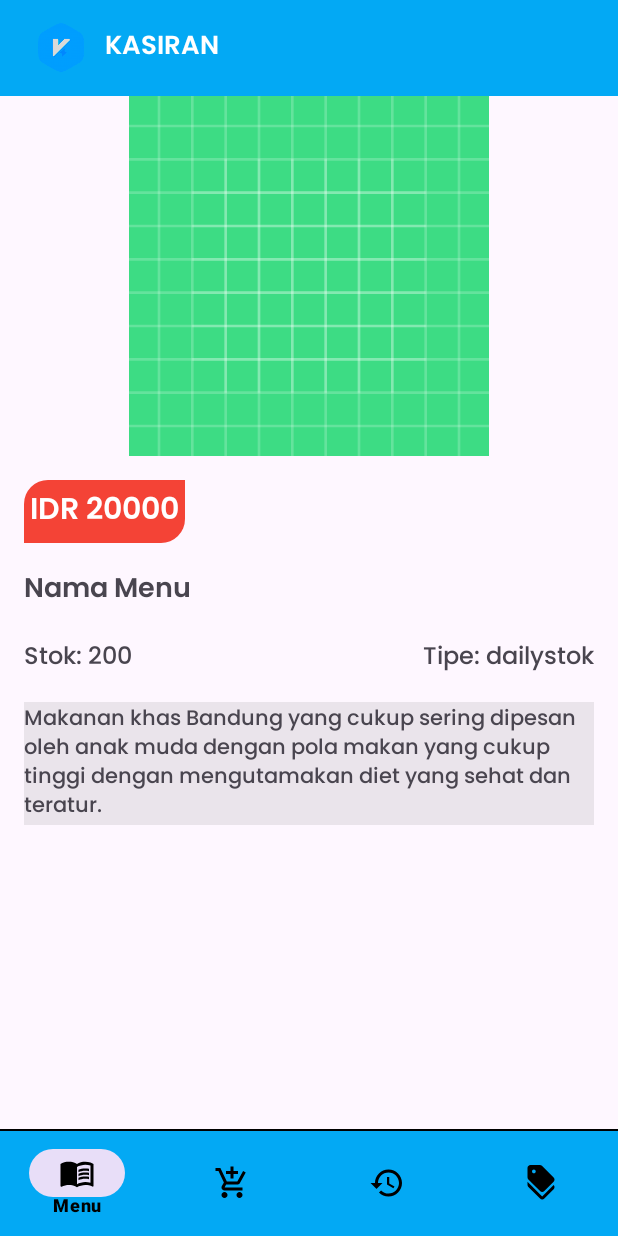
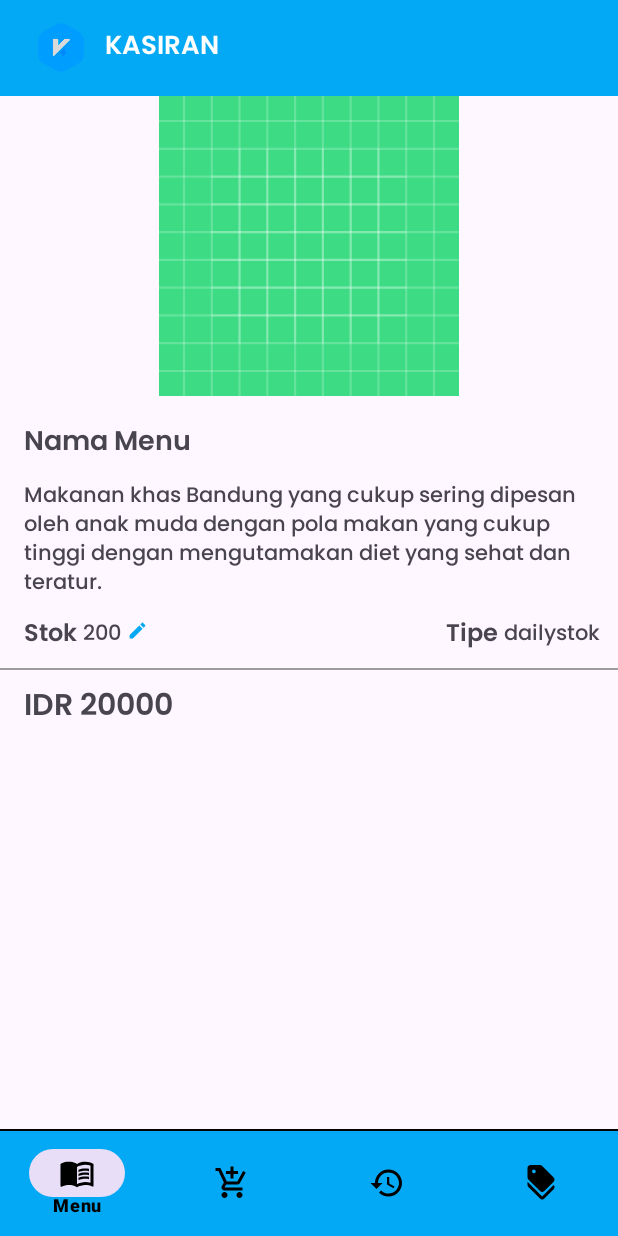
Before and after one commit to zaidazzam/Kasiran-App-, an Android app: the MenuDetailFragment screen opened through its navigation route, on a phone screen of 412 x 824 dp. Run offline under Robolectric (Android 15) with nearby library versions, the phone set to English and light mode, and no system bars; our stand-ins replace CircleImageView, navigation-ui; pictures from the network do not load; Roboto replaces fonts that are not available here.

Commit message:
chore: update detail menu and edit menu

```diff
--- a/app/src/main/res/drawable/ic_baseline_edit_24.xml
+++ b/app/src/main/res/drawable/baseline_edit_12.xml
@@ -1,5 +1,5 @@
-<vector android:height="24dp" android:tint="@color/white"
+<vector android:height="14dp" android:tint="@color/utama"
     android:viewportHeight="24" android:viewportWidth="24"
-    android:width="24dp" xmlns:android="http://schemas.android.com/apk/res/android">
+    android:width="14dp" xmlns:android="http://schemas.android.com/apk/res/android">
     <path android:fillColor="@android:color/white" android:pathData="M3,17.25V21h3.75L17.81,9.94l-3.75,-3.75L3,17.25zM20.71,7.04c0.39,-0.39 0.39,-1.02 0,-1.41l-2.34,-2.34c-0.39,-0.39 -1.02,-0.39 -1.41,0l-1.83,1.83 3.75,3.75 1.83,-1.83z"/>
 </vector>
--- a/app/src/main/res/layout/fragment_menu_add.xml
+++ b/app/src/main/res/layout/fragment_menu_add.xml
@@ -8,7 +8,6 @@
     android:fillViewport="true"
     android:orientation="vertical"
     tools:context=".MenuAddFragment">
-
     <ScrollView
         android:layout_width="match_parent"
         android:layout_height="wrap_content">
@@ -77,7 +76,6 @@
                 android:text="@string/stok" />
 
             <EditText
-
                 android:id="@+id/edt_stok"
                 android:layout_width="match_parent"
                 android:layout_height="wrap_content"
@@ -87,6 +85,7 @@
                 android:textColor="@color/black"
                 android:padding="10dp"
                 android:inputType="number"/>
+
             <TextView
                 android:fontFamily="@font/poppins"
                 android:layout_width="match_parent"
@@ -103,8 +102,8 @@
                 android:textColor="@color/black"
                 android:background="@drawable/shape_rectangle_outline_8_020202"
                 android:hint="@string/masukan_tipe"
+                android:padding="10dp" />
 
-                android:padding="10dp" />
             <TextView
                 android:fontFamily="@font/poppins"
                 android:layout_width="match_parent"
@@ -123,6 +122,7 @@
                 android:hint="@string/masukan_deksripsi"
                 android:padding="10dp"
                 android:inputType="text"/>
+
             <Button
                 android:id="@+id/btn_tambah"
                 android:layout_width="match_parent"
@@ -136,8 +136,7 @@
                 android:textStyle="bold"
                 android:textAllCaps="false"
                 android:textColor="@color/black" />
+
         </LinearLayout>
     </ScrollView>
-
-
 </androidx.core.widget.NestedScrollView>
--- a/app/src/main/res/layout/fragment_menu_detail.xml
+++ b/app/src/main/res/layout/fragment_menu_detail.xml
@@ -13,97 +13,137 @@
             android:layout_width="match_parent"
             android:layout_height="wrap_content">
 
+            <!--            Nama Menu-->
             <ImageView
                 android:id="@+id/img_product_detail"
                 android:layout_width="match_parent"
-                android:layout_height="240dp"
-                android:src="@drawable/ic_launcher_background"
-                android:scaleType="fitCenter"/>
+                android:layout_height="200dp"
+                android:scaleType="fitCenter"
+                android:src="@drawable/ic_launcher_background" />
+
+            <TextView
+                android:id="@+id/name_product_detail"
+                android:layout_width="match_parent"
+                android:layout_height="wrap_content"
+                android:layout_below="@+id/img_product_detail"
+                android:layout_marginStart="16dp"
+                android:layout_marginTop="16dp"
+                android:layout_marginEnd="16dp"
+                android:fontFamily="@font/poppins_semibold"
+                android:text="@string/lengkapi_data_dibawah_ini"
+                android:textSize="18sp" />
+
+            <TextView
+                android:id="@+id/desc_product"
+                android:layout_width="match_parent"
+                android:layout_height="wrap_content"
+                android:layout_below="@id/name_product_detail"
+                android:layout_marginStart="16dp"
+                android:layout_marginTop="8dp"
+                android:layout_marginEnd="16dp"
+                android:layout_marginBottom="8dp"
+                android:fontFamily="@font/poppins_medium"
+                android:text="@string/deskripsi" />
+<!--Stok dan tipe-->
+            <TextView
+                android:id="@+id/tulisanstok"
+                android:layout_width="wrap_content"
+                android:layout_height="wrap_content"
+                android:text="@string/stok"
+                android:textSize="16sp"
+                android:layout_below="@id/desc_product"
+                android:fontFamily="@font/poppins_semibold"
+                android:layout_marginStart="16dp"/>
+
+            <TextView
+                android:id="@+id/stokmenu"
+                android:layout_width="wrap_content"
+                android:layout_height="wrap_content"
+                android:layout_below="@id/desc_product"
+                android:layout_marginStart="4dp"
+                android:layout_marginTop="2dp"
+                android:layout_toEndOf="@+id/tulisanstok"
+                android:fontFamily="@font/poppins_medium"
+                android:text="@string/stok_menu"
+                android:textSize="14sp" />
+
+            <ImageButton
+                android:id="@+id/add_stock"
+                android:layout_width="wrap_content"
+                android:layout_height="wrap_content"
+                android:layout_below="@+id/desc_product"
+                android:background="@android:color/transparent"
+                android:layout_marginStart="4dp"
+                android:layout_marginTop="4dp"
+                android:layout_toEndOf="@+id/stokmenu"
+                android:src="@drawable/baseline_edit_12" />
+
+            <TextView
+                android:id="@+id/menu_type"
+                android:layout_width="wrap_content"
+                android:layout_height="wrap_content"
+                android:layout_below="@id/desc_product"
+                android:layout_alignParentEnd="true"
+                android:layout_marginStart="4dp"
+                android:layout_marginTop="2dp"
+                android:layout_marginEnd="12dp"
+                android:fontFamily="@font/poppins_medium"
+                android:text="@string/stok_tersedia_8"
+                android:textSize="14sp" />
+
+            <TextView
+                android:id="@+id/tipe"
+                android:layout_width="wrap_content"
+                android:layout_height="wrap_content"
+                android:layout_below="@id/desc_product"
+                android:layout_marginStart="4dp"
+                android:layout_toStartOf="@+id/menu_type"
+                android:text="@string/tipe"
+                android:textSize="16sp"
+                android:fontFamily="@font/poppins_semibold"/>
+
+            <View
+                android:id="@+id/divider"
+                android:layout_width="match_parent"
+                android:layout_height="1dp"
+                android:layout_below="@id/tipe"
+                android:layout_marginTop="8dp"
+                android:background="@color/abu" />
 
             <TextView
                 android:id="@+id/price_product_detail"
                 android:layout_width="wrap_content"
                 android:layout_height="wrap_content"
                 android:text="@string/harga_menu"
-                android:background="@drawable/bg_shape"
                 android:textSize="20sp"
-                android:layout_below="@id/img_product_detail"
-                android:textColor="@color/white"
+                android:layout_below="@id/divider"
                 android:layout_marginStart="16dp"
-                android:layout_marginTop="16dp"
-                android:padding="4dp"
+                android:layout_marginTop="8dp"
                 android:fontFamily="@font/poppins_semibold" />
-
-            <TextView
-                android:id="@+id/name_product_detail"
-                android:layout_width="match_parent"
-                android:layout_height="wrap_content"
-                android:layout_below="@id/price_product_detail"
-                android:layout_marginStart="16dp"
-                android:layout_marginTop="16dp"
-                android:layout_marginEnd="16dp"
-                android:layout_marginBottom="16dp"
-                android:fontFamily="@font/poppins_semibold"
-                android:text="@string/lengkapi_data_dibawah_ini"
-                android:textSize="18sp" />
-
-            <TextView
-                android:id="@+id/tulisanstok"
-                android:layout_width="wrap_content"
-                android:layout_height="wrap_content"
-                android:text="Stok:"
-                android:textSize="16sp"
-                android:layout_below="@id/name_product_detail"
-                android:fontFamily="@font/poppins_medium"
-                android:layout_marginStart="16dp"/>
-
-            <TextView
-                android:id="@+id/stokmenu"
-                android:layout_width="wrap_content"
-                android:layout_height="wrap_content"
-                android:layout_below="@id/name_product_detail"
-                android:layout_marginStart="4dp"
-                android:layout_toEndOf="@+id/tulisanstok"
-                android:fontFamily="@font/poppins_medium"
-                android:text="@string/stok_menu"
-                android:textSize="16sp" />
-
-            <TextView
-                android:id="@+id/menu_type"
-                android:layout_width="wrap_content"
-                android:layout_height="wrap_content"
-                android:text="@string/stok_tersedia_8"
-                android:textSize="16sp"
-                android:layout_alignParentEnd="true"
-                android:layout_below="@id/name_product_detail"
-                android:fontFamily="@font/poppins_medium"
-                android:layout_marginStart="4dp"
-                android:layout_marginEnd="16dp"/>
-
-            <TextView
-                android:id="@+id/tipe"
-                android:layout_width="wrap_content"
-                android:layout_height="wrap_content"
-                android:layout_below="@id/name_product_detail"
-                android:layout_marginStart="4dp"
-                android:layout_toStartOf="@+id/menu_type"
-                android:fontFamily="@font/poppins_medium"
-                android:text="Tipe:"
-                android:textSize="16sp" />
-
-            <TextView
-                android:id="@+id/desc_product"
-                android:background="#14000000"
-                android:layout_width="match_parent"
-                android:layout_height="wrap_content"
-                android:layout_below="@id/menu_type"
-                android:layout_marginStart="16dp"
-                android:layout_marginTop="16dp"
-                android:layout_marginEnd="16dp"
-                android:layout_marginBottom="16dp"
-                android:fontFamily="@font/poppins_medium"
-                android:text="@string/deskripsi" />
-
         </RelativeLayout>
     </ScrollView>
+
+    <androidx.constraintlayout.widget.ConstraintLayout
+        android:layout_width="match_parent"
+        android:layout_height="match_parent">
+
+        <com.google.android.material.floatingactionbutton.FloatingActionButton
+            android:id="@+id/btn_tambah"
+            android:layout_width="wrap_content"
+            android:layout_height="wrap_content"
+            android:layout_alignParentEnd="true"
+            android:layout_alignParentBottom="true"
+            android:layout_gravity="bottom|end"
+            android:layout_marginEnd="12dp"
+            android:layout_marginBottom="50dp"
+            android:backgroundTint="@color/utama"
+            android:contentDescription="@string/add_item_description"
+            android:src="@drawable/baseline_edit_24"
+            android:tint="@color/white"
+            app:fabSize="mini"
+            app:layout_constraintBottom_toBottomOf="parent"
+            app:layout_constraintEnd_toEndOf="parent"/>
+    </androidx.constraintlayout.widget.ConstraintLayout>
+
+
 </RelativeLayout>
--- a/app/src/main/res/layout/fragment_menu_edit.xml
+++ b/app/src/main/res/layout/fragment_menu_edit.xml
@@ -110,7 +110,7 @@
                 android:layout_height="wrap_content"
                 android:layout_marginTop="16dp"
                 android:textColor="@color/black"
-                android:text="@string/deskripsi" />
+                android:text="@string/deksripsi" />
 
             <EditText
                 android:id="@+id/edt_decs"
--- a/app/src/main/res/values/colors.xml
+++ b/app/src/main/res/values/colors.xml
@@ -12,5 +12,6 @@
     <color name="teal_700">#FF018786</color>
     <color name="yellow">#EA900A</color>
     <color name="red">#FF0000</color>
+    <color name="abu">#9D9D9D</color>
 
 </resources>
```
